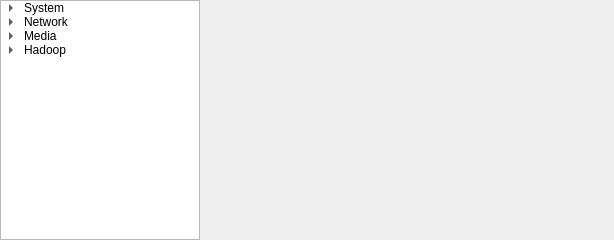
Before: the Qt Designer form veapp/setting/vscsetting.ui in linkingvision/rapidvms, drawn with Qt 5.
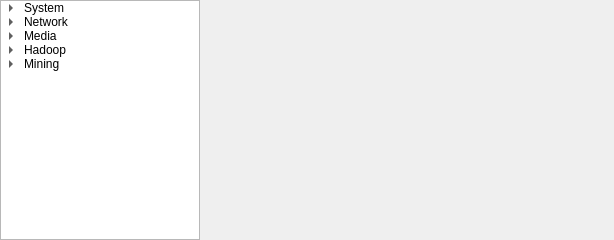
After: the same form once the commit is applied.

Commit message: add mining setting

Patch:
```diff
--- a/veapp/setting/vscsetting.ui
+++ b/veapp/setting/vscsetting.ui
@@ -116,6 +116,16 @@
          </property>
         </item>
        </item>
+       <item>
+        <property name="text">
+         <string>Mining</string>
+        </property>
+        <item>
+         <property name="text">
+          <string>Mining</string>
+         </property>
+        </item>
+       </item>
       </widget>
      </item>
      <item>
```
